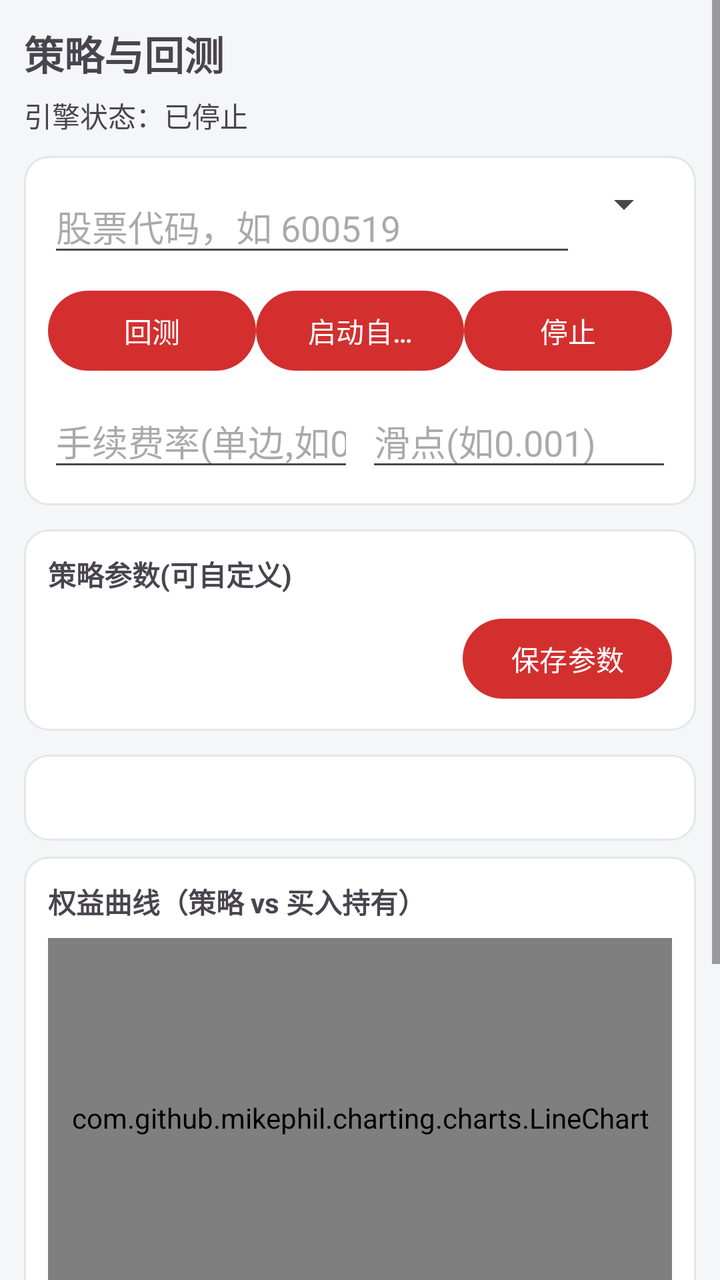
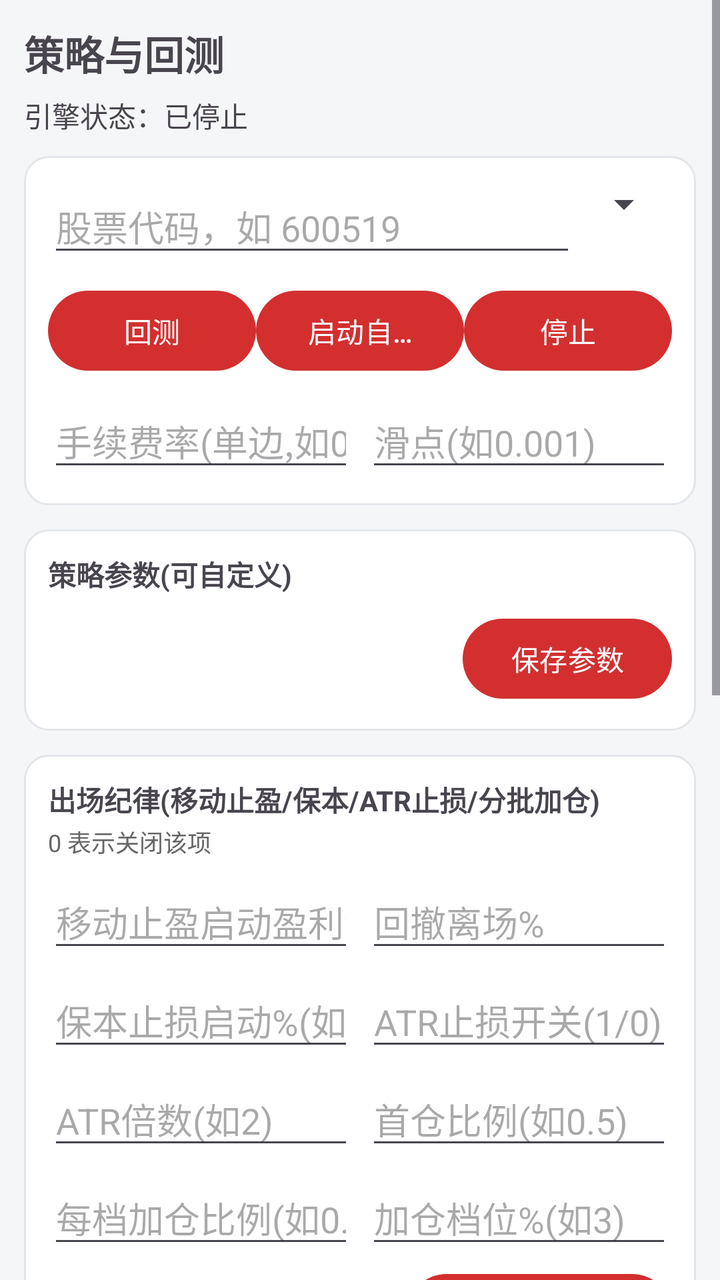

Screens rendered from an Android XML layout before and after an edit, with the pre-edit source and the edit as a unified diff.
<!-- AndroidManifest.xml: application theme Theme.QuantApp -->
<!-- res/layout/fragment_strategy.xml -->
<?xml version="1.0" encoding="utf-8"?>
<ScrollView xmlns:android="http://schemas.android.com/apk/res/android"
    android:layout_width="match_parent" android:layout_height="match_parent">

    <LinearLayout android:layout_width="match_parent" android:layout_height="wrap_content"
        android:orientation="vertical" android:padding="12dp">

        <TextView android:layout_width="wrap_content" android:layout_height="wrap_content"
            android:text="策略与回测" android:textSize="20sp" android:textStyle="bold" />

        <TextView android:id="@+id/tv_running_status" android:layout_width="match_parent"
            android:layout_height="wrap_content" android:layout_marginTop="6dp"
            android:text="引擎状态：已停止" />

        <LinearLayout android:layout_width="match_parent" android:layout_height="wrap_content"
            android:orientation="vertical" android:layout_marginTop="10dp"
            android:padding="12dp" android:background="@drawable/bg_card">
            <LinearLayout android:layout_width="match_parent" android:layout_height="wrap_content"
                android:orientation="horizontal">
                <EditText android:id="@+id/et_strat_symbol" android:layout_width="0dp"
                    android:layout_height="wrap_content" android:layout_weight="1"
                    android:hint="股票代码，如 600519" android:inputType="number" />
                <Spinner android:id="@+id/spinner_strategy" android:layout_width="wrap_content"
                    android:layout_height="wrap_content" />
            </LinearLayout>

            <LinearLayout android:layout_width="match_parent" android:layout_height="wrap_content"
                android:orientation="horizontal" android:layout_marginTop="8dp">
                <Button android:id="@+id/btn_backtest" android:layout_width="0dp"
                    android:layout_height="wrap_content" android:layout_weight="1"
                    android:singleLine="true" android:text="回测" />
                <Button android:id="@+id/btn_start" android:layout_width="0dp"
                    android:layout_height="wrap_content" android:layout_weight="1"
                    android:singleLine="true" android:text="启动自动交易" />
                <Button android:id="@+id/btn_stop" android:layout_width="0dp"
                    android:layout_height="wrap_content" android:layout_weight="1"
                    android:singleLine="true" android:text="停止" />
            </LinearLayout>

            <LinearLayout android:layout_width="match_parent" android:layout_height="wrap_content"
                android:orientation="horizontal" android:layout_marginTop="8dp">
                <EditText android:id="@+id/et_fee_rate" android:layout_width="0dp"
                    android:layout_height="wrap_content" android:layout_weight="1"
                    android:hint="手续费率(单边,如0.0003)" android:inputType="numberDecimal"
                    android:singleLine="true" />
                <EditText android:id="@+id/et_slippage" android:layout_width="0dp"
                    android:layout_height="wrap_content" android:layout_weight="1"
                    android:layout_marginStart="6dp"
                    android:hint="滑点(如0.001)" android:inputType="numberDecimal"
                    android:singleLine="true" />
            </LinearLayout>
        </LinearLayout>

        <LinearLayout android:layout_width="match_parent" android:layout_height="wrap_content"
            android:orientation="vertical" android:layout_marginTop="12dp"
            android:padding="12dp" android:background="@drawable/bg_card">
            <TextView android:layout_width="wrap_content" android:layout_height="wrap_content"
                android:text="策略参数(可自定义)" android:textStyle="bold" />
            <LinearLayout android:id="@+id/linear_params" android:layout_width="match_parent"
                android:layout_height="wrap_content" android:orientation="vertical" android:layout_marginTop="4dp" />
            <Button android:id="@+id/btn_apply_params" android:layout_width="wrap_content"
                android:layout_height="wrap_content" android:layout_gravity="end"
                android:layout_marginTop="4dp" android:text="保存参数" />
        </LinearLayout>

        <TextView android:id="@+id/tv_backtest"
            android:layout_width="match_parent" android:layout_height="wrap_content"
            android:layout_marginTop="12dp" android:padding="12dp" android:background="@drawable/bg_card"
            android:textIsSelectable="true" android:textSize="14sp" />

        <LinearLayout android:layout_width="match_parent" android:layout_height="wrap_content"
            android:orientation="vertical" android:layout_marginTop="8dp"
            android:padding="12dp" android:background="@drawable/bg_card">
            <TextView android:layout_width="wrap_content" android:layout_height="wrap_content"
                android:text="权益曲线（策略 vs 买入持有）" android:textStyle="bold"
                android:textSize="14sp" />
            <com.github.mikephil.charting.charts.LineChart
                android:id="@+id/chart_equity" android:layout_width="match_parent"
                android:layout_height="180dp" android:layout_marginTop="8dp" />
        </LinearLayout>

        <LinearLayout android:layout_width="match_parent" android:layout_height="wrap_content"
            android:orientation="vertical" android:layout_marginTop="12dp"
            android:padding="12dp" android:background="@drawable/bg_card">
            <TextView android:layout_width="wrap_content" android:layout_height="wrap_content"
                android:text="运行中策略" android:textStyle="bold" />
            <ListView android:id="@+id/list_active" android:layout_width="match_parent"
                android:layout_height="wrap_content" android:layout_marginTop="6dp" />
        </LinearLayout>

        <LinearLayout android:layout_width="match_parent" android:layout_height="wrap_content"
            android:orientation="vertical" android:layout_marginTop="12dp"
            android:padding="12dp" android:background="@drawable/bg_card">
            <LinearLayout android:layout_width="match_parent" android:layout_height="wrap_content"
                android:orientation="horizontal" android:gravity="center_vertical">
                <TextView android:layout_width="0dp" android:layout_height="wrap_content"
                    android:layout_weight="1" android:text="信号与成交日志" android:textStyle="bold" />
                <Button android:id="@+id/btn_clear_log" android:layout_width="wrap_content"
                    android:layout_height="wrap_content" android:text="清空" />
            </LinearLayout>
            <ScrollView android:layout_width="match_parent" android:layout_height="wrap_content"
                android:layout_marginTop="6dp">
                <TextView android:id="@+id/tv_engine_log"
                    android:layout_width="match_parent" android:layout_height="wrap_content"
                    android:padding="4dp" android:textIsSelectable="true" android:textSize="12sp"
                    android:fontFamily="monospace" />
            </ScrollView>
        </LinearLayout>
    </LinearLayout>
</ScrollView>
<!-- resources referenced by this layout -->
<resources>
  <!-- drawable bg_card (drawable) -->
  <?xml version="1.0" encoding="utf-8"?>
  <shape xmlns:android="http://schemas.android.com/apk/res/android" android:shape="rectangle">
      <solid android:color="@color/card_bg" />
      <corners android:radius="12dp" />
      <stroke android:width="1dp" android:color="@color/divider" />
  </shape>
  <style name="Theme.QuantApp" parent="Theme.Material3.DayNight.NoActionBar">
          <item name="colorPrimary">@color/brand</item>
          <item name="colorPrimaryVariant">@color/brand_dark</item>
          <item name="colorOnPrimary">#FFFFFF</item>
          <item name="android:statusBarColor">@color/brand_dark</item>
          <item name="android:windowBackground">@color/bg</item>
      </style>
  <color name="card_bg">#FFFFFF</color>
  <color name="divider">#E3E6EA</color>
  <color name="brand">#D32F2F</color>
  <color name="brand_dark">#B71C1C</color>
  <color name="bg">#F5F6F8</color>
</resources>

<!-- the commit's change to res/layout/fragment_strategy.xml (unified diff, before → after) -->
@@ -63,6 +63,69 @@
                 android:layout_marginTop="4dp" android:text="保存参数" />
         </LinearLayout>
 
+        <LinearLayout android:layout_width="match_parent" android:layout_height="wrap_content"
+            android:orientation="vertical" android:layout_marginTop="12dp"
+            android:padding="12dp" android:background="@drawable/bg_card">
+            <TextView android:layout_width="wrap_content" android:layout_height="wrap_content"
+                android:text="出场纪律(移动止盈/保本/ATR止损/分批加仓)" android:textStyle="bold"
+                android:textSize="14sp" />
+            <TextView android:layout_width="wrap_content" android:layout_height="wrap_content"
+                android:layout_marginTop="2dp" android:text="0 表示关闭该项" android:textSize="12sp"
+                android:textColor="@color/text_secondary" />
+
+            <LinearLayout android:layout_width="match_parent" android:layout_height="wrap_content"
+                android:orientation="horizontal" android:layout_marginTop="8dp">
+                <EditText android:id="@+id/et_trail_activate" android:layout_width="0dp"
+                    android:layout_height="wrap_content" android:layout_weight="1"
+                    android:hint="移动止盈启动盈利%" android:inputType="numberDecimal"
+                    android:singleLine="true" />
+                <EditText android:id="@+id/et_trail_stop" android:layout_width="0dp"
+                    android:layout_height="wrap_content" android:layout_weight="1"
+                    android:layout_marginStart="6dp" android:hint="回撤离场%"
+                    android:inputType="numberDecimal" android:singleLine="true" />
+            </LinearLayout>
+
+            <LinearLayout android:layout_width="match_parent" android:layout_height="wrap_content"
+                android:orientation="horizontal" android:layout_marginTop="6dp">
+                <EditText android:id="@+id/et_breakeven" android:layout_width="0dp"
+                    android:layout_height="wrap_content" android:layout_weight="1"
+                    android:hint="保本止损启动%(如1)" android:inputType="numberDecimal"
+                    android:singleLine="true" />
+                <EditText android:id="@+id/et_atr_enabled" android:layout_width="0dp"
+                    android:layout_height="wrap_content" android:layout_weight="1"
+                    android:layout_marginStart="6dp" android:hint="ATR止损开关(1/0)"
+                    android:inputType="number" android:singleLine="true" />
+            </LinearLayout>
+
+            <LinearLayout android:layout_width="match_parent" android:layout_height="wrap_content"
+                android:orientation="horizontal" android:layout_marginTop="6dp">
+                <EditText android:id="@+id/et_atr_mult" android:layout_width="0dp"
+                    android:layout_height="wrap_content" android:layout_weight="1"
+                    android:hint="ATR倍数(如2)" android:inputType="numberDecimal"
+                    android:singleLine="true" />
+                <EditText android:id="@+id/et_first_buy" android:layout_width="0dp"
+                    android:layout_height="wrap_content" android:layout_weight="1"
+                    android:layout_marginStart="6dp" android:hint="首仓比例(如0.5)"
+                    android:inputType="numberDecimal" android:singleLine="true" />
+            </LinearLayout>
+
+            <LinearLayout android:layout_width="match_parent" android:layout_height="wrap_content"
+                android:orientation="horizontal" android:layout_marginTop="6dp">
+                <EditText android:id="@+id/et_add_pct" android:layout_width="0dp"
+                    android:layout_height="wrap_content" android:layout_weight="1"
+                    android:hint="每档加仓比例(如0.2)" android:inputType="numberDecimal"
+                    android:singleLine="true" />
+                <EditText android:id="@+id/et_add_thr" android:layout_width="0dp"
+                    android:layout_height="wrap_content" android:layout_weight="1"
+                    android:layout_marginStart="6dp" android:hint="加仓档位%(如3)"
+                    android:inputType="numberDecimal" android:singleLine="true" />
+            </LinearLayout>
+
+            <Button android:id="@+id/btn_apply_exit" android:layout_width="wrap_content"
+                android:layout_height="wrap_content" android:layout_gravity="end"
+                android:layout_marginTop="4dp" android:text="保存出场纪律" />
+        </LinearLayout>
+
         <TextView android:id="@+id/tv_backtest"
             android:layout_width="match_parent" android:layout_height="wrap_content"
             android:layout_marginTop="12dp" android:padding="12dp" android:background="@drawable/bg_card"
<!-- resource entries referenced after the edit -->
@@ -1,5 +1,6 @@
 <!-- resources referenced by this layout -->
 <resources>
+  <color name="text_secondary">#666666</color>
   <!-- drawable bg_card (drawable) -->
   <?xml version="1.0" encoding="utf-8"?>
   <shape xmlns:android="http://schemas.android.com/apk/res/android" android:shape="rectangle">
